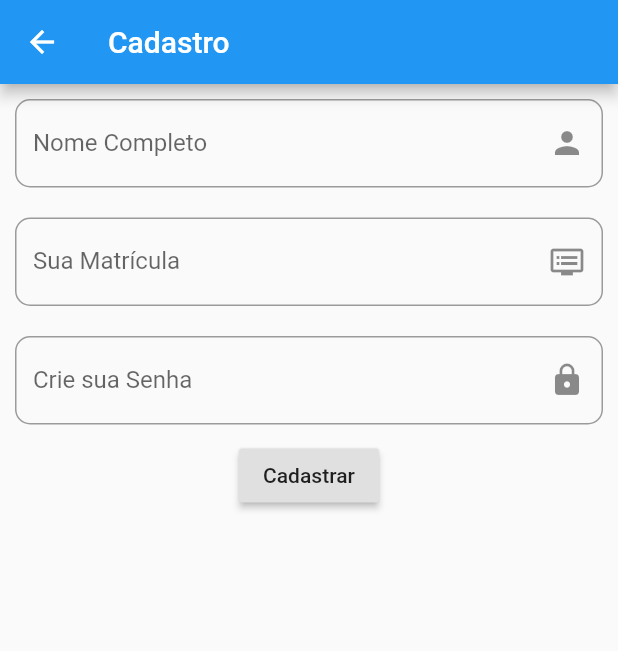
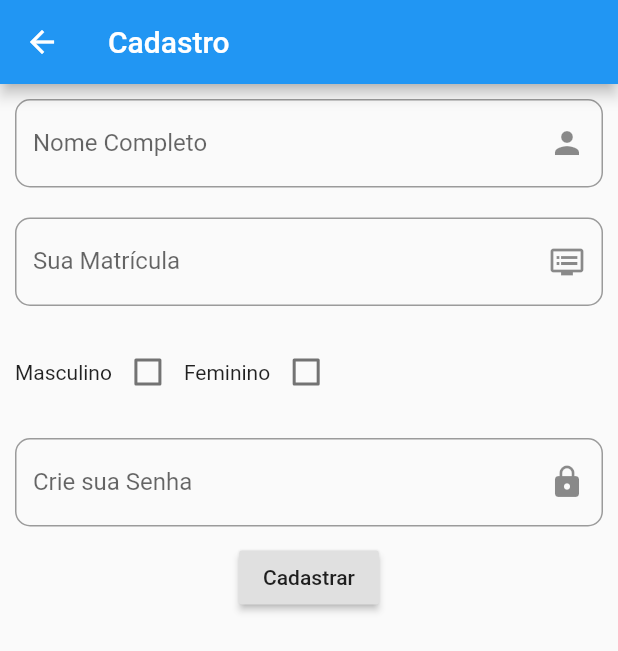
Before and after one commit to estudo-de-caso-4/Trabalho-Quinta, a Flutter app: the CadastroDocente screen opened by its route, on a phone screen of 412 x 824 dp. Shown: the top 651 px of the screen. Run offline on Flutter 3.47's test engine with Material 2 defaults, Android fonts, the phone set to English and light mode, and no system bars.

Commit message:
Add checkbox no cadastro

```diff
--- a/projeto_prova/lib/view/cadastro_docente.dart
+++ b/projeto_prova/lib/view/cadastro_docente.dart
@@ -13,6 +13,9 @@ class _CadastroDocenteState extends State<CadastroDocente> {
   final _textController = TextEditingController();
   final _textController1 = TextEditingController();
   final _textController2 = TextEditingController();
+
+  bool _masc = false;
+  bool _fem = false;
   @override
   Widget build(BuildContext context) {
    return Scaffold(
@@ -68,6 +71,32 @@ class _CadastroDocenteState extends State<CadastroDocente> {
                 ),
                 Padding(
                   padding: const EdgeInsets.all(10.0),
+                  child: Row(
+                    children: <Widget>[
+                      Text('Masculino'),
+                      Checkbox( onChanged: (bool resp){
+                        setState(() {
+                          _masc = resp;
+                          _fem = false;
+                        });
+                      },
+                      value: _masc,
+                      ),
+                      Text('Feminino'),
+                      Checkbox( onChanged: (bool resp){
+                        setState(() {
+                          _fem = resp;
+                          _masc = false;
+
+                        });
+                      },
+                      value: _fem,
+                      ),
+                    ],
+                  ),
+                ),
+                Padding(
+                  padding: const EdgeInsets.all(10.0),
                   child: TextFormField(
                     controller: _textController2,
                     decoration: InputDecoration(
```
Also changed, not shown: projeto_prova/lib/view/formulario_docente2.dart (+7 -7 lines).
